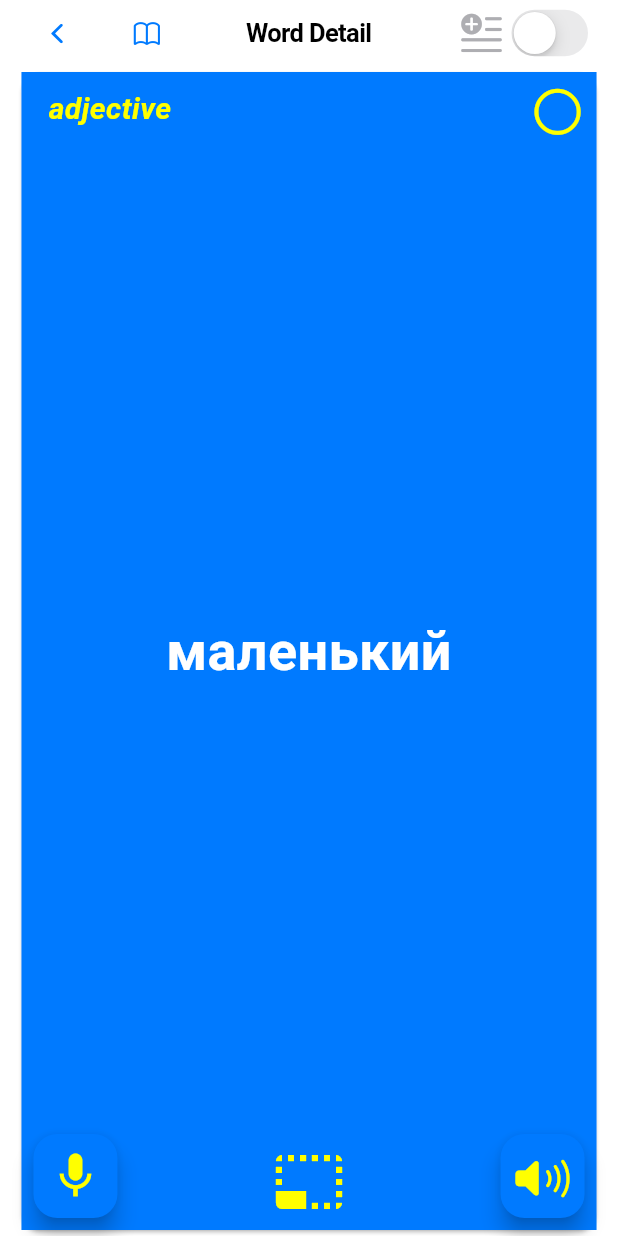
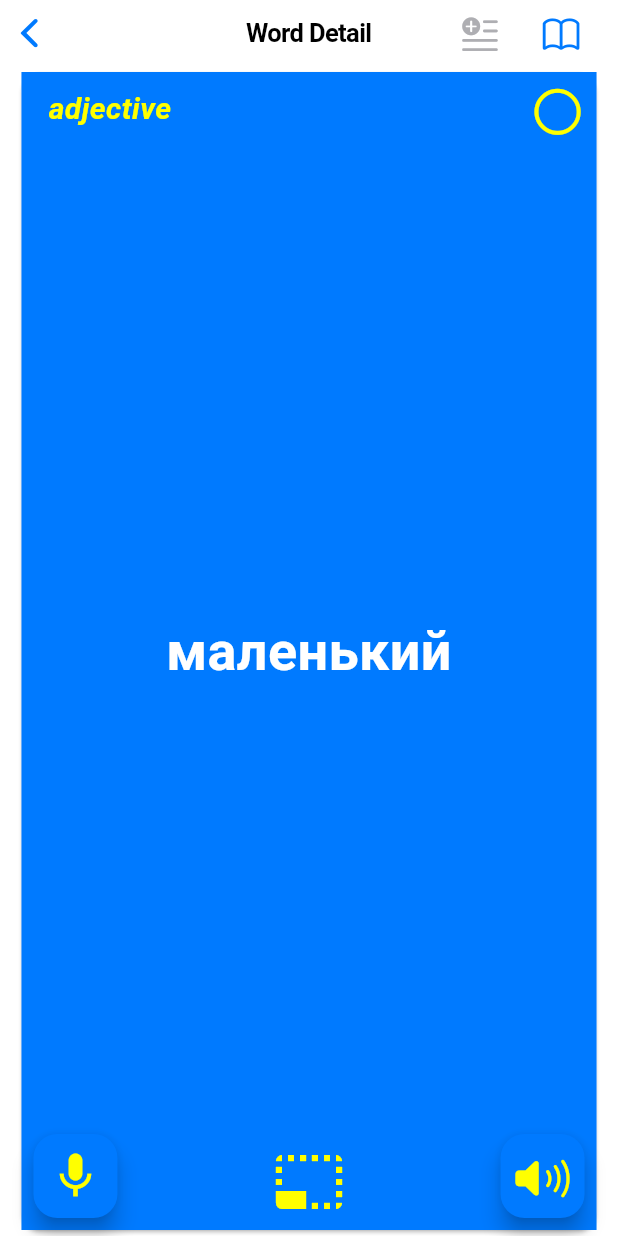
Before and after one commit to kcarta/flash-cards-ru, a Flutter app: the screen it shows after launch, after a tap on "маленький", on a phone screen of 412 x 824 dp. Run offline on Flutter 3.47's test engine with Material 3 defaults, Android fonts, the phone set to English and light mode, and no system bars; our stand-ins replace flutter_tts, speech_to_text, sqflite; missing offline and left inert: string_extensions, translit; accounts and stored records are empty.

Commit message:
Replace switch with button in word view navbar actions

```diff
--- a/lib/views/word_view.dart
+++ b/lib/views/word_view.dart
@@ -51,33 +51,17 @@ class _WordViewState extends State<WordView> {
   Widget build(BuildContext context) {
     return CupertinoPageScaffold(
       navigationBar: CupertinoNavigationBar(
-        leading: Row(
-          mainAxisSize: MainAxisSize.min,
-          children: [
-            CupertinoButton(
-              padding: EdgeInsets.zero,
-              child: const Icon(CupertinoIcons.back, color: CupertinoColors.activeBlue),
-              onPressed: () => Navigator.of(context).pop(),
-            ),
-            const SizedBox(width: 16),
-            const GrammarRulesOverlay(),
-          ],
-        ),
         middle: Text(widget.isFlashcardMode ? 'Learning Session' : 'Word Detail'),
         trailing: Row(
           mainAxisSize: MainAxisSize.min,
           children: [
-            Icon(CupertinoIcons.text_badge_plus,
-                color: _showForms ? CupertinoColors.activeBlue : CupertinoColors.systemGrey2),
-            CupertinoSwitch(
-              activeColor: CupertinoColors.activeBlue,
-              value: _showForms,
-              onChanged: (bool value) {
-                setState(() {
-                  _showForms = value;
-                });
-              },
-            ),
+            CupertinoButton(
+                padding: EdgeInsets.zero,
+                onPressed: () => setState(() => _showForms = !_showForms),
+                child: Icon(CupertinoIcons.text_badge_plus,
+                    color: _showForms ? CupertinoColors.activeBlue : CupertinoColors.systemGrey2, size: 28)),
+            const SizedBox(width: 10),
+            const GrammarRulesOverlay(),
           ],
         ),
       ),
--- a/lib/widgets/grammar_rules_overlay.dart
+++ b/lib/widgets/grammar_rules_overlay.dart
@@ -8,7 +8,7 @@ class GrammarRulesOverlay extends StatelessWidget {
     // This builds the button that, when tapped, will show the overlay
     return CupertinoButton(
       padding: EdgeInsets.zero, // Adjust padding as needed
-      child: const Icon(CupertinoIcons.book, color: CupertinoColors.activeBlue),
+      child: const Icon(CupertinoIcons.book, color: CupertinoColors.activeBlue, size: 28),
       onPressed: () {
         // This is where the overlay is triggered
         showCupertinoModalPopup(
```
